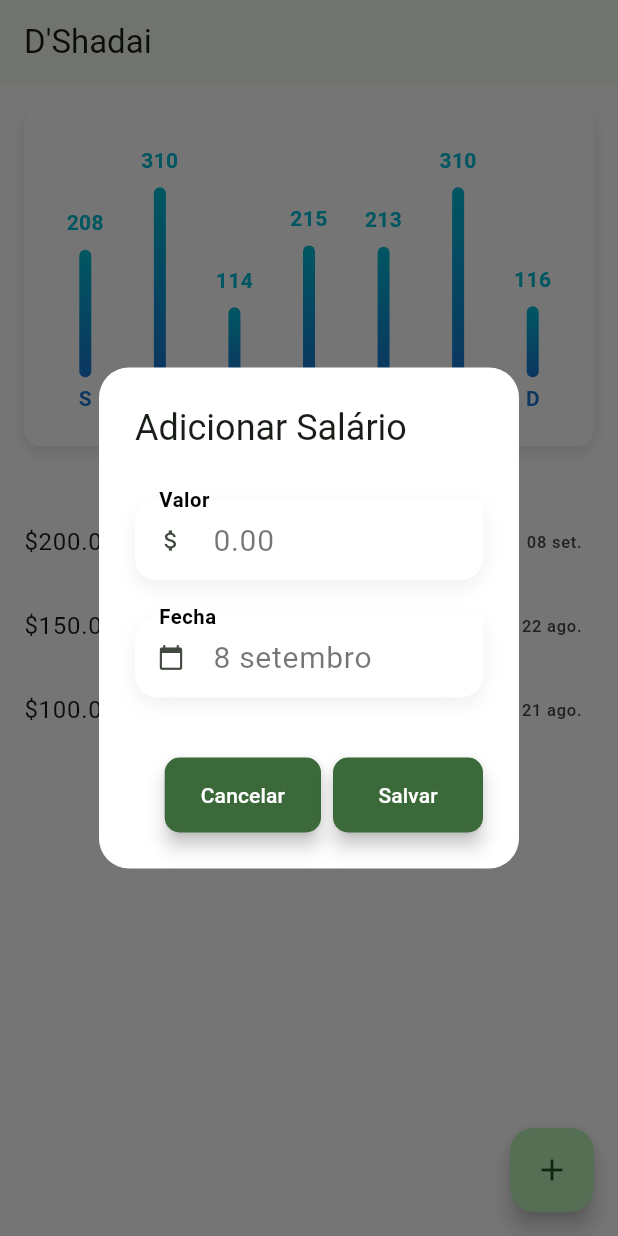
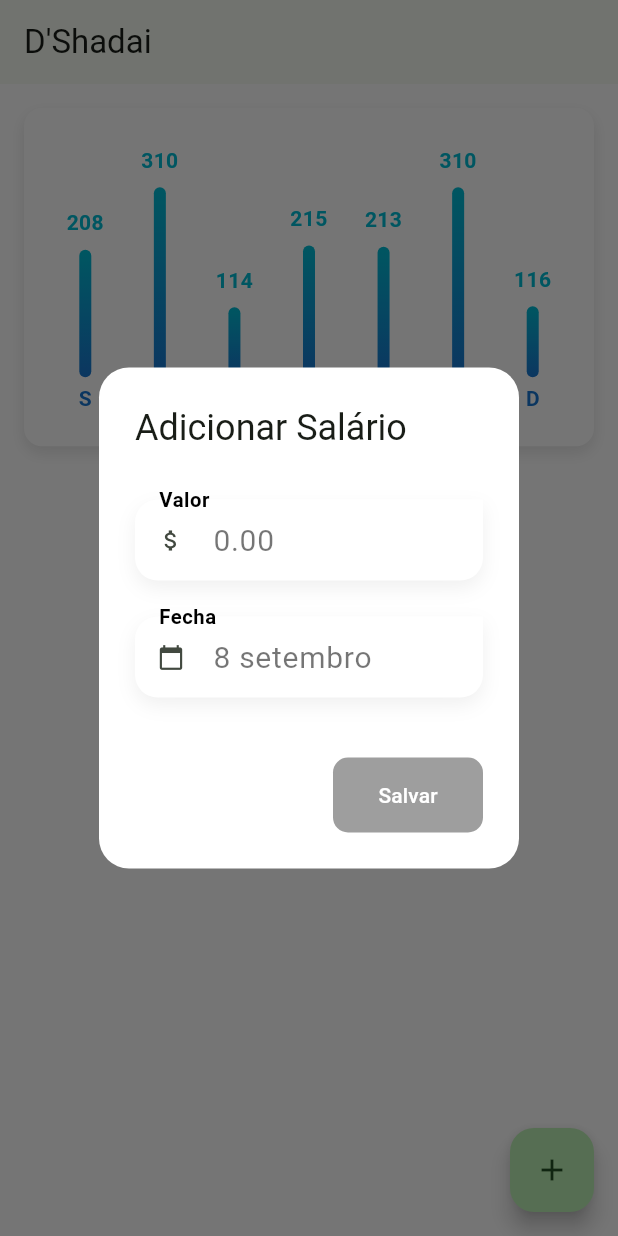
Before and after one commit to juliangg910316/deshadai_app, a Flutter app: the screen it shows after launch, after a tap on the "add" icon, on a phone screen of 412 x 824 dp. Run offline on Flutter 3.47's test engine with Material 3 defaults, Android fonts, the phone set to English and light mode, and no system bars; drawn by our look-alikes of fl_chart; our stand-ins replace flutter_bloc, formz, freezed_annotation, get_it, logger, mask_text_input_formatter and 1 more; generated files the repository leaves out were written again.

Commit message:
feat: Refactor salary management and update dependencies

```diff
--- a/lib/core/input/salary.dart
+++ b/lib/core/input/salary.dart
@@ -23,7 +23,7 @@ class Salary extends FormzInput<String, SalaryError> {
   }
 
   String get cleanValue {
-    return value.replaceAll(RegExp(r'[^\d]'), '');
+    return value.trim().replaceAll(',', '.');
   }
 
   // Override validator to handle validating a given Salary value.
--- a/lib/core/util/amount_formatter.dart
+++ b/lib/core/util/amount_formatter.dart
@@ -1,5 +1,11 @@
 import 'package:flutter/services.dart';
 import 'package:intl/intl.dart';
+
+final formatterCurrency = NumberFormat.currency(
+  locale: 'pt_BR',
+  symbol: '',
+  decimalDigits: 2,
+);
 
 class CurrencyPtBrInputFormatter extends TextInputFormatter {
   CurrencyPtBrInputFormatter();
@@ -12,20 +18,11 @@ class CurrencyPtBrInputFormatter extends TextInputFormatter {
     if (newValue.selection.baseOffset == 0) {
       return newValue;
     }
-
     // Remove tudo que não é dígito
     String newText = newValue.text.replaceAll(RegExp('[^0-9]'), '');
+    // Formata como moeda brasileira
 
-    // Converte para double dividindo por 100 para obter valores decimais
-    double value = double.parse(newText);
-
-    // Formata como moeda brasileira
-    final formatter = NumberFormat.simpleCurrency(
-      locale: 'pt_BR',
-      decimalDigits: 2,
-    );
-    String newFormatted = formatter.format(value / 100);
-
+    String newFormatted = formatterCurrency.format(double.parse(newText) / 100);
     // Retorna o novo texto formatado com cursor na última posição
     return TextEditingValue(
       text: newFormatted,
--- a/lib/main.dart
+++ b/lib/main.dart
@@ -17,7 +17,19 @@ void main() async {
 
   Bloc.observer = const BlocObserved();
 
-  runApp(const MyApp());
+  runApp(const BlocsProviders());
+}
+
+class BlocsProviders extends StatelessWidget {
+  const BlocsProviders({super.key});
+
+  @override
+  Widget build(BuildContext context) {
+    return MultiBlocProvider(
+      providers: [BlocProvider(create: (context) => di.getit<HomeCubit>())],
+      child: const MyApp(),
+    );
+  }
 }
 
 class MyApp extends StatelessWidget {
@@ -27,7 +39,7 @@ class MyApp extends StatelessWidget {
   @override
   Widget build(BuildContext context) {
     return MaterialApp(
-      title: "D'Shadai",
+      title: "D'Shaddai",
       debugShowCheckedModeBanner: false,
       locale: const Locale('pt', 'BR'),
       supportedLocales: const [Locale('pt', 'BR')],
@@ -40,10 +52,7 @@ class MyApp extends StatelessWidget {
         colorScheme: ColorScheme.fromSeed(seedColor: Colors.green),
         scaffoldBackgroundColor: Colors.white,
       ),
-      home: BlocProvider(
-        create: (context) => di.getit<HomeCubit>(),
-        child: const HomePage(),
-      ),
+      home: const HomePage(),
     );
   }
 }
--- a/lib/objectbox.dart
+++ b/lib/objectbox.dart
@@ -11,10 +11,6 @@ class ObjectBox {
 
   ObjectBox._create(Store store) {
     _salaryIncomeBox = Box<SalaryIncomeModel>(store);
-
-    if (_salaryIncomeBox.isEmpty()) {
-      _putDemoData();
-    }
   }
 
   static Future<ObjectBox> create() async {
@@ -27,25 +23,4 @@ class ObjectBox {
     );
     return ObjectBox._create(store);
   }
-
-  void _putDemoData() {
-    final demoNotes = [
-      SalaryIncomeModel(
-        salaryIncome: 100,
-        comment: 'First salary',
-        date: DateTime(2025, 8, 21),
-      ),
-      SalaryIncomeModel(
-        salaryIncome: 150,
-        comment: 'Second salary',
-        date: DateTime(2025, 8, 22),
-      ),
-      SalaryIncomeModel(
-        salaryIncome: 200,
-        comment: 'Third salary',
-        date: DateTime.now(),
-      ),
-    ];
-    _salaryIncomeBox.putManyAsync(demoNotes);
-  }
 }
--- a/lib/ui/bloc/home_cubit.dart
+++ b/lib/ui/bloc/home_cubit.dart
@@ -10,10 +10,10 @@ part 'home_state.dart';
 class HomeCubit extends Cubit<HomeState> {
   final SalaryIncomeDataSource _salaryIncomeDataSource;
   HomeCubit(this._salaryIncomeDataSource) : super(const HomeState()) {
-    _loadSalaryIncomes();
+    loadSalaryIncomes();
   }
 
-  Future<void> _loadSalaryIncomes() async {
+  Future<void> loadSalaryIncomes() async {
     emit(state.copyWith(status: HomeStatus.loading));
 
     try {
--- a/lib/ui/views/home_page.dart
+++ b/lib/ui/views/home_page.dart
@@ -1,4 +1,5 @@
 import 'package:deshadai/core/di/injection.dart';
+import 'package:deshadai/core/extension/text_style.dart';
 import 'package:deshadai/ui/bloc/add_salary_cubit.dart';
 import 'package:flutter/material.dart';
 import 'package:flutter_bloc/flutter_bloc.dart';
@@ -17,9 +18,10 @@ class HomePage extends StatelessWidget {
       body: SingleChildScrollView(
         physics: const BouncingScrollPhysics(),
         child: Column(
+          mainAxisSize: MainAxisSize.min,
           children: [
             const ChartsPage(),
-            Text('Últimos dias trabajados'),
+            Text('Últimos dias trabalhados').bold(),
             SalaryListView(),
           ],
         ),
--- a/lib/ui/widgets/add_salary_form.dart
+++ b/lib/ui/widgets/add_salary_form.dart
@@ -1,6 +1,7 @@
 import 'package:deshadai/core/extension/padding.dart';
 import 'package:deshadai/core/extension/text_style.dart';
 import 'package:deshadai/ui/bloc/add_salary_cubit.dart';
+import 'package:deshadai/ui/bloc/home_cubit.dart';
 import 'package:deshadai/ui/widgets/custom_button.dart';
 import 'package:deshadai/ui/widgets/custom_text_form_field.dart';
 import 'package:flutter/material.dart';
@@ -32,6 +33,8 @@ class AddSalaryForm extends StatelessWidget {
               return CustomTextFormField(
                 label: 'Valor',
                 controller: state.controller,
+                // focusNode: FocusNode(),
+                // autofocus: true,
                 keyboardType: TextInputType.number,
                 icon: Icons.attach_money,
                 inputFormatters: [
@@ -74,15 +77,33 @@ class AddSalaryForm extends StatelessWidget {
         ],
       ).withPaddingSymmetric(vertical: 16),
       actions: [
-        CustomButton(
-          onSubmit: () => Navigator.of(context).pop(),
-          minWidth: 100,
-          child: const Text('Cancelar').color(Colors.white),
-        ),
-        CustomButton(
-          onSubmit: () => Navigator.of(context).pop(),
-          minWidth: 100,
-          child: const Text('Salvar').color(Colors.white),
+        BlocConsumer<AddSalaryCubit, AddSalaryState>(
+          listenWhen: (previous, current) =>
+              previous.isSuccess != current.isSuccess ||
+              previous.isError != current.isError,
+          listener: (context, state) {
+            if (state.isSuccess) {
+              Navigator.of(context).pop();
+              context.read<HomeCubit>().loadSalaryIncomes();
+            } else if (state.isError) {
+              ScaffoldMessenger.of(context).showSnackBar(
+                SnackBar(
+                  content: Text(state.errorMessage ?? 'Erro ao salvar'),
+                  backgroundColor: Colors.red,
+                ),
+              );
+            }
+          },
+          builder: (context, state) {
+            return CustomButton(
+              disableButton: !state.isValid,
+              onSubmit: context.read<AddSalaryCubit>().submit,
+              minWidth: 100,
+              child: state.isLoading
+                  ? CircularProgressIndicator(color: Colors.white)
+                  : Text('Salvar').color(Colors.white),
+            );
+          },
         ),
       ],
     );
--- a/lib/ui/widgets/custom_button.dart
+++ b/lib/ui/widgets/custom_button.dart
@@ -8,7 +8,6 @@ class CustomButton extends StatelessWidget {
     this.disableButton = false,
     this.minWidth,
   });
-
   final VoidCallback onSubmit;
   final Widget child;
   final bool disableButton;
--- a/lib/ui/widgets/custom_text_form_field.dart
+++ b/lib/ui/widgets/custom_text_form_field.dart
@@ -17,6 +17,8 @@ class CustomTextFormField extends StatelessWidget {
   final int lines;
   final IconData? icon;
   final bool readOnly;
+  final bool autofocus;
+  final FocusNode? focusNode;
 
   const CustomTextFormField({
     super.key,
@@ -35,6 +37,8 @@ class CustomTextFormField extends StatelessWidget {
     this.onTap,
     this.icon,
     this.readOnly = false,
+    this.autofocus = false,
+    this.focusNode,
   });
 
   @override
@@ -73,6 +77,8 @@ class CustomTextFormField extends StatelessWidget {
         onFieldSubmitted: onFieldSubmitted,
         textInputAction: TextInputAction.done,
         onTap: onTap,
+        autofocus: autofocus,
+        focusNode: focusNode,
         obscureText: obscureText,
         keyboardType: keyboardType,
         style: const TextStyle(fontSize: 20, color: Colors.black54),
--- a/lib/ui/widgets/salary_list_view.dart
+++ b/lib/ui/widgets/salary_list_view.dart
@@ -2,6 +2,7 @@ import 'package:flutter/material.dart';
 import 'package:flutter_bloc/flutter_bloc.dart';
 import 'package:intl/intl.dart';
 
+import '../../core/util/amount_formatter.dart';
 import '../../domain/entity/salary_income.dart';
 import '../bloc/home_cubit.dart';
 
@@ -14,15 +15,23 @@ class SalaryListView extends StatelessWidget {
     switch (state.status) {
       case HomeStatus.initial:
       case HomeStatus.loading:
-        return const Center(child: CircularProgressIndicator());
+        return SizedBox(
+          child: const Center(child: CircularProgressIndicator()),
+        );
       case HomeStatus.error:
-        return Center(child: Text(state.errorMessage));
+        return SizedBox(
+          height: 300,
+          child: Center(child: Text(state.errorMessage)),
+        );
       case HomeStatus.success:
-        if (state.salaryIncomes.isEmpty) {
-          return const Center(child: Text('No salary incomes found.'));
-        } else {
-          return _buildSalaryList(state.salaryIncomes);
-        }
+        return state.salaryIncomes.isEmpty
+            ? SizedBox(
+                height: 300,
+                child: const Center(
+                  child: Text('Não tem rendimentos salariais.'),
+                ),
+              )
+            : _buildSalaryList(state.salaryIncomes);
     }
   }
 
@@ -33,7 +42,9 @@ class SalaryListView extends StatelessWidget {
       itemBuilder: (context, index) {
         final salaryIncome = salaryIncomes[index];
         return ListTile(
-          title: Text('\$${salaryIncome.salaryIncome}'),
+          title: Text(
+            '\$${formatterCurrency.format(salaryIncome.salaryIncome)}',
+          ),
           // subtitle: Text('Día ${salaryIncome.date.day}'),
           trailing: Text(DateFormat('dd MMM').format(salaryIncome.date)),
           // leading: const Icon(Icons.monetization_on),
--- a/pubspec.yaml
+++ b/pubspec.yaml
@@ -35,9 +35,9 @@ dependencies:
 dev_dependencies:
   flutter_test:
     sdk: flutter
-  flutter_lints: ^5.0.0
+  flutter_lints: ^6.0.0
   freezed: ^3.1.0
-  build_runner: 2.5.0
+  build_runner: ^2.7.1
   # json_serializable: ^6.10.0
   # retrofit_generator: ^10.0.2
   objectbox_generator: ^4.3.0
```
Also changed, not shown: lib/ui/bloc/add_salary_cubit.dart (+10 -24 lines), pubspec.lock.
